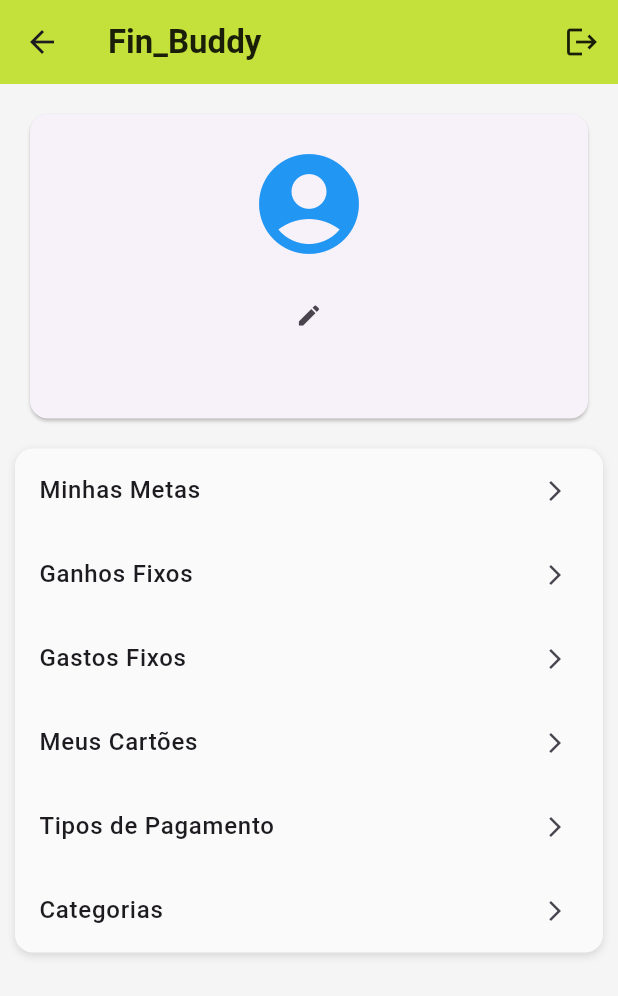
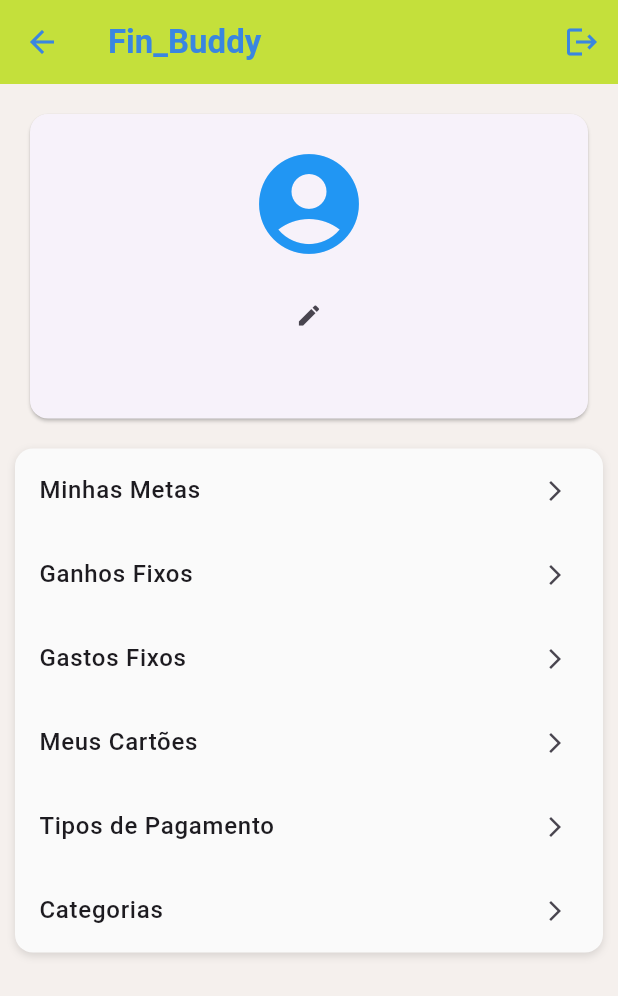
Before and after one commit to Dev-Sphere-Enterprise/GerenciadorFinanceiro_Mobile_2025_1, a Flutter app: the ProfileScreen screen opened directly, on a phone screen of 412 x 824 dp. Shown: the top 996 px of the screen. Run offline on Flutter 3.47's test engine with Material 3 defaults, Android fonts, the phone set to English and light mode, and no system bars; our stand-ins replace bot_toast, cloud_firestore, device_preview, firebase_auth, firebase_core, fl_chart and 11 more; missing offline and left inert: rate_my_app; accounts and stored records are empty.

Commit message:
pequenas correcoes para melhorar a coerencia com as demais telas

```diff
--- a/finbuddy/lib/screens/Profile/profile_screen.dart
+++ b/finbuddy/lib/screens/Profile/profile_screen.dart
@@ -59,21 +59,25 @@ class _ProfileScreenState extends State<ProfileScreen> {
   @override
   Widget build(BuildContext context) {
     return Scaffold(
-      backgroundColor: Colors.grey.shade100,
+      backgroundColor: Color(0xFFF5F0ED),
       appBar: AppBar(
         automaticallyImplyLeading: true,
-        backgroundColor: const Color(0xFFC4E03B), // verde neon
+        backgroundColor: const Color(0xFFC4E03B),
         elevation: 0,
+        leading: IconButton(
+          icon: const Icon(Icons.arrow_back, color: const Color(0xff3a86e0)),
+          onPressed: () => Navigator.pop(context),
+        ),
         title: const Text(
           "Fin_Buddy",
           style: TextStyle(
-            color: Colors.black87,
+            color: const Color(0xff3a86e0),
             fontWeight: FontWeight.bold,
           ),
         ),
         actions: [
           IconButton(
-            icon: const Icon(Icons.logout, color: Colors.black87),
+            icon: const Icon(Icons.logout, color: const Color(0xff3a86e0)),
             onPressed: () => logoutUser(context),
           ),
         ],
```
